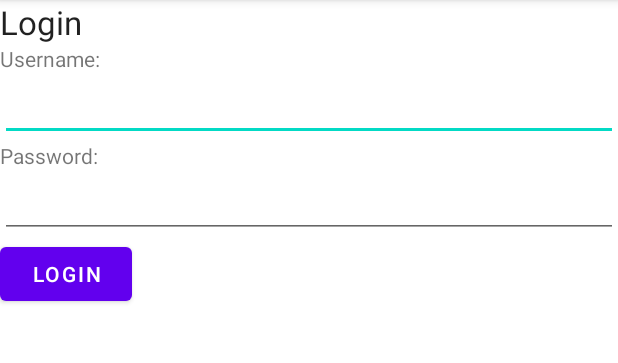
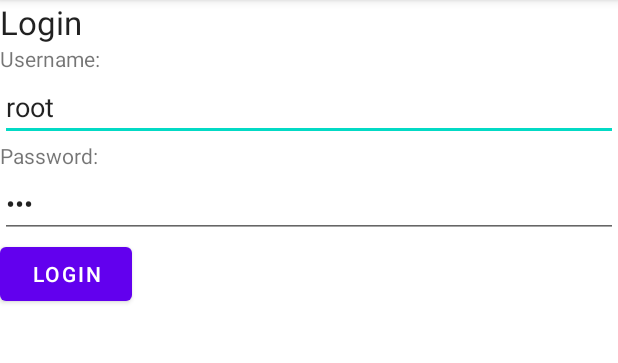
Before and after one commit to sittidet-ta/Test-Retrofit-Login, an Android app: the screen it shows after launch (LoginActivity), after a tap on "LOGIN", on a phone screen of 412 x 824 dp, the part 84-447 px from its top. Run offline under Robolectric (Android 15) with nearby library versions, the phone set to English and light mode, and no system bars; 1 statement that could not run was skipped.

Commit message:
test login ok

```diff
--- a/app/src/main/java/com/example/loginrestfitwebserviceexample/LoginActivity.java
+++ b/app/src/main/java/com/example/loginrestfitwebserviceexample/LoginActivity.java
@@ -65,9 +65,9 @@ public class LoginActivity extends AppCompatActivity {
         Log.e("in doLogin before Call:", username + password);
         Call call = userService.login(username, password);
         Log.e("in doLogin after Call:", username + password);
-        call.enqueue(new Callback() {
+        call.enqueue(new Callback<ResObj>() {
             @Override
-            public void onResponse(Call call, Response response) {
+            public void onResponse(Call<ResObj> call, Response<ResObj> response) {
                 try {
                     if (response.isSuccessful()) {
                         ResObj resObj = (ResObj) response.body();
@@ -88,7 +88,7 @@ public class LoginActivity extends AppCompatActivity {
             }
 
             @Override
-            public void onFailure(Call call, Throwable t) {
+            public void onFailure(Call<ResObj> call, Throwable t) {
                 Toast.makeText(LoginActivity.this, t.getMessage(), Toast.LENGTH_SHORT).show();
             }
         });
--- a/app/src/main/java/com/example/loginrestfitwebserviceexample/remote/ApiUtils.java
+++ b/app/src/main/java/com/example/loginrestfitwebserviceexample/remote/ApiUtils.java
@@ -1,10 +1,15 @@
 package com.example.loginrestfitwebserviceexample.remote;
+
+import retrofit2.Retrofit;
 
 public class ApiUtils {
 
-    public static final String BASE_URL = "http://localhost/TestPHP/SessionAndCookie/";
+    public static final String BASE_URL = "http://10.0.2.2/TestPHP/SessionAndCookie/";
 
+    private static Retrofit retrofit() {
+        return RetrofitClient.getClient(BASE_URL);
+    }
     public static UserService getUserService() {
-        return RetrofitClient.getClient(BASE_URL).create(UserService.class);
+        return retrofit().create(UserService.class);
     }
 }
--- a/app/src/main/java/com/example/loginrestfitwebserviceexample/remote/RetrofitClient.java
+++ b/app/src/main/java/com/example/loginrestfitwebserviceexample/remote/RetrofitClient.java
@@ -4,6 +4,7 @@ import android.util.Log;
 import android.widget.Toast;
 
 import retrofit2.Retrofit;
+import retrofit2.converter.gson.GsonConverterFactory;
 
 public class RetrofitClient {
 
@@ -13,6 +14,7 @@ public class RetrofitClient {
         if (retrofit == null) {
             retrofit = new Retrofit.Builder()
                     .baseUrl(url)
+                    .addConverterFactory(GsonConverterFactory.create())
                     .build();
 
         }
--- a/app/src/main/java/com/example/loginrestfitwebserviceexample/remote/UserService.java
+++ b/app/src/main/java/com/example/loginrestfitwebserviceexample/remote/UserService.java
@@ -1,13 +1,27 @@
 package com.example.loginrestfitwebserviceexample.remote;
 
+import com.example.loginrestfitwebserviceexample.model.ResObj;
+
+import java.util.List;
+
 import retrofit2.Call;
-import retrofit2.http.Field;
 import retrofit2.http.GET;
-import retrofit2.http.POST;
-import retrofit2.http.Path;
+import retrofit2.http.Query;
 
 public interface UserService {
-    @GET("login.php")
-    Call login(@Path("username") String username,
-               @Path("password") String password);
+    @GET("login.php")///?username={username}&password={password}
+    Call<ResObj> login(@Query("username") String username, @Query("password") String password);
+
+    @GET("getSubject.php")///?username={username}&password={password}
+    Call<ResObj> getSubject(@Query("username") String username);
+
+    /*
+    * use with data [{"id":"1"}, {"id":"2"}]
+    * อะไรประมาณนี้*/
+    @GET("getTeacher.php")///?username={username}&password={password}
+    Call<List<String>> getTeacher();
+
+    /*Call<String>
+    * use with จำพวก ข้อความออกมาตรงๆเลย เช่น
+    * echo "name"; ที่ แสดงที่หน้าเว็บเเลย*/
 }
--- a/app/src/main/res/layout/activity_login.xml
+++ b/app/src/main/res/layout/activity_login.xml
@@ -22,6 +22,7 @@
 
     <EditText
         android:id="@+id/edtUsername"
+        android:text="root"
         android:layout_width="match_parent"
         android:layout_height="wrap_content"
         />
@@ -34,6 +35,7 @@
 
     <EditText
         android:id="@+id/edtPassword"
+        android:text="123"
         android:layout_width="match_parent"
         android:layout_height="wrap_content"
         android:inputType="textPassword"
```
Also changed, not shown: app/src/main/java/com/example/loginrestfitwebserviceexample/MainActivity.java (+45 -0 lines).
